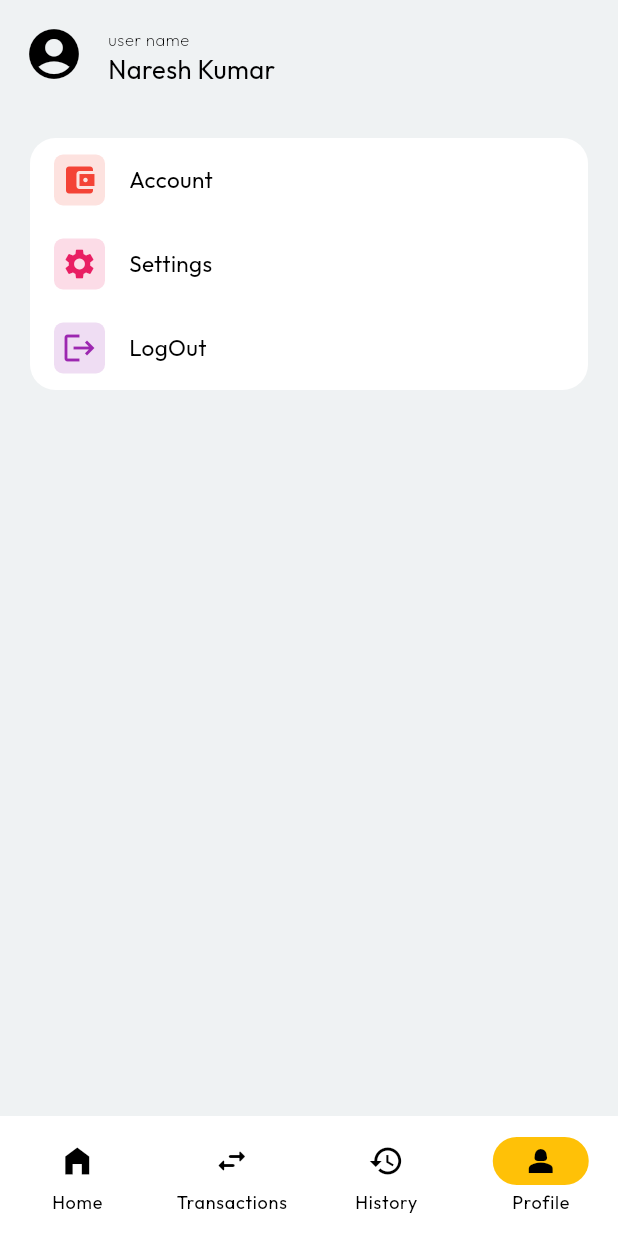
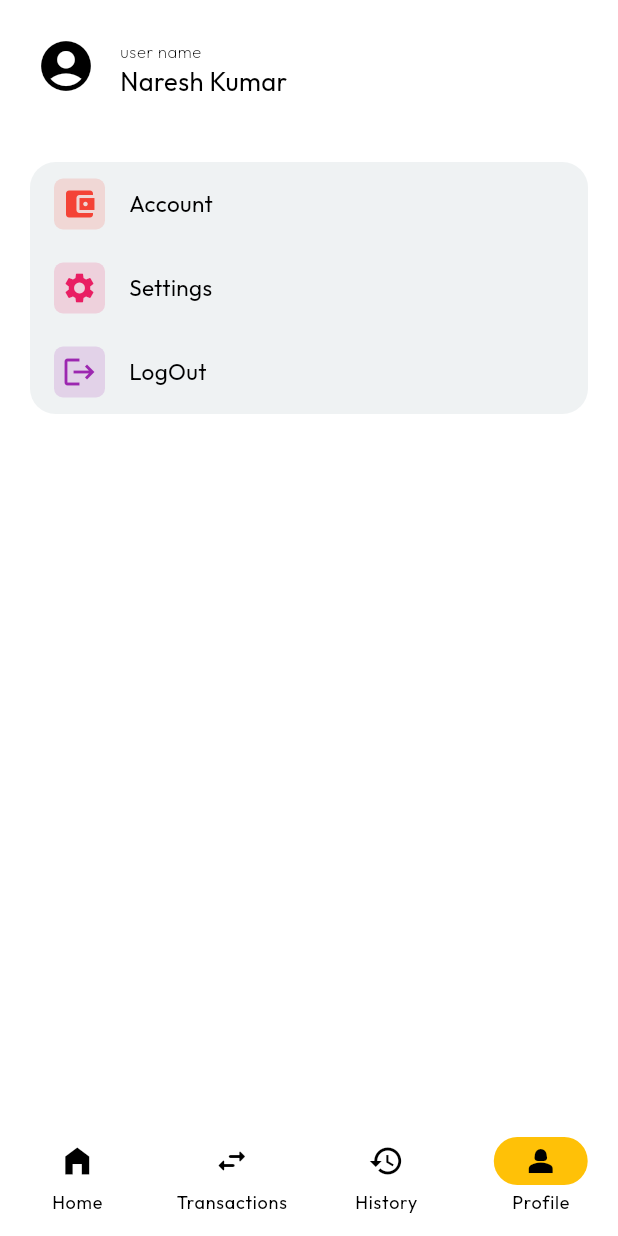
Before and after one commit to nareshved/spliters-Expense-tracker-App, a Flutter app: the NavBarHomePage screen opened directly, item 4 of the bottom bar chosen, on a phone screen of 412 x 824 dp. Run offline on Flutter 3.47's test engine with Material 3 defaults, Android fonts, the phone set to English and light mode, and no system bars; our stand-ins replace cloud_firestore, firebase_auth, firebase_core, flutter_bloc, shared_preferences; accounts and stored records are empty; generated files the repository leaves out were written again.

Commit message:
fixed dark mode colors issue

```diff
--- a/lib/domain/app_theme/app_theme.dart
+++ b/lib/domain/app_theme/app_theme.dart
@@ -37,7 +37,7 @@ final isLightTheme = ThemeData(
 final isDarkTheme = ThemeData(
   fontFamily: "outfit",
   useMaterial3: true,
-  colorScheme: ColorScheme.light(
+  colorScheme: ColorScheme.dark(
     brightness: Brightness.dark,
     primary: AppColors.darkPrimaryColor,
     surface: AppColors.darkSurfaceColor,
--- a/lib/domain/constants/app_colors.dart
+++ b/lib/domain/constants/app_colors.dart
@@ -5,7 +5,8 @@ class AppColors {
   static const Color lightPrimaryColor = Colors.amber;
   // static const Color lightPrimaryColor = Color(0xffff9900);
   static const Color lightBgColor = Colors.white;
-  static const Color lightPrimaryContainerColor = Colors.white;
+  static const Color lightPrimaryContainerColor = Color(0xFFEFF2F3);
+  // static const Color lightPrimaryContainerColor = Colors.white;
 
   // dark colors
   static const Color darkPrimaryColor = Colors.amber;
--- a/lib/main.dart
+++ b/lib/main.dart
@@ -34,8 +34,11 @@ class MyApp extends StatelessWidget {
   @override
   Widget build(BuildContext context) {
     return MaterialApp(
+      themeAnimationCurve: Curves.easeIn,
+      themeAnimationDuration: Durations.short3,
       theme: isLightTheme,
       darkTheme: isDarkTheme,
+      // themeMode: ThemeMode.dark,
       debugShowCheckedModeBanner: false,
       home: SplashPage(),
     );
--- a/lib/repository/pages/add_exp_page.dart
+++ b/lib/repository/pages/add_exp_page.dart
@@ -89,7 +89,7 @@ class AddExpPage extends StatelessWidget with ExpenseFields {
                     topLeft: Radius.circular(25),
                     topRight: Radius.circular(25),
                   ),
-                  color: Colors.white,
+                  color: Theme.of(context).colorScheme.primaryContainer,
                 ),
                 child: Padding(
                   padding: const EdgeInsets.only(top: 15),
--- a/lib/repository/pages/nav_bar_pages/profile.dart
+++ b/lib/repository/pages/nav_bar_pages/profile.dart
@@ -8,11 +8,13 @@ class ProfilePage extends StatelessWidget {
   @override
   Widget build(BuildContext context) {
     return Scaffold(
-      backgroundColor: const Color.fromARGB(255, 239, 242, 243),
+      //   backgroundColor: const Color.fromARGB(255, 239, 242, 243),
       body: SafeArea(
         child: Column(
           children: [
-            ListTile(
+            Padding(
+              padding: const EdgeInsets.all(8.0),
+              child: ListTile(
                 leading: Icon(Icons.account_circle, size: 40),
                 title: Text(
                   "user name",
@@ -23,6 +25,7 @@ class ProfilePage extends StatelessWidget {
                 // subtitle: Text(
                 //   FirebaseHelper.firebaseAuth.currentUser!.displayName!,
                 // ),
+              ),
             ),
 
             Flexible(
--- a/lib/repository/widgets/nav_bar_home/nav_bar_home.dart
+++ b/lib/repository/widgets/nav_bar_home/nav_bar_home.dart
@@ -27,6 +27,7 @@ class _NavBarHomePageState extends State<NavBarHomePage> {
       body: navPagesList[mSelectedIndex],
       bottomNavigationBar: NavigationBar(
         indicatorColor: Theme.of(context).colorScheme.primary,
+        animationDuration: Duration(seconds: 2),
         selectedIndex: mSelectedIndex,
         onDestinationSelected: (index) {
           mSelectedIndex = index;
```
Lines whose indentation alone changed are shown as unchanged.
